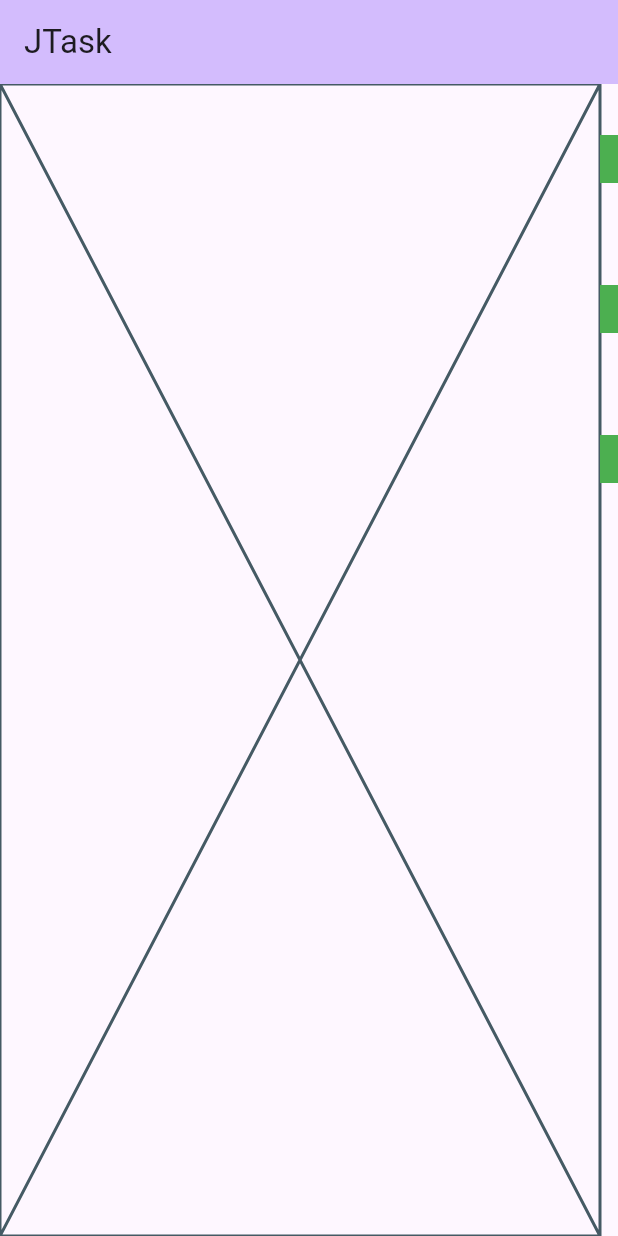
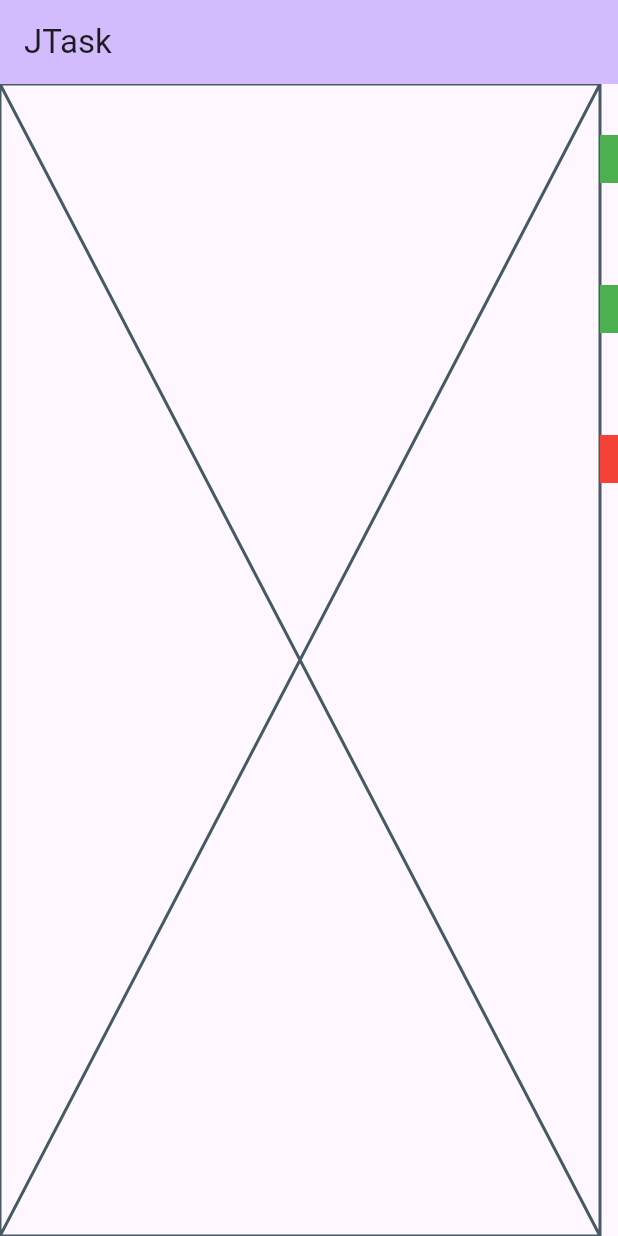
Before and after one commit to VanJackal/jtask_flutter, a Flutter app: the screen it shows after launch, on a phone screen of 412 x 824 dp. Run offline on Flutter 3.47's test engine with Material 3 defaults, Android fonts, the phone set to English and light mode, and no system bars; missing offline and left inert: window_size.

Commit message:
added color for task state

```diff
--- a/lib/ui/tasklist/taskList_view.dart
+++ b/lib/ui/tasklist/taskList_view.dart
@@ -39,7 +39,7 @@ class TaskItem extends TableRow {
 
   @override
   List<Widget> get children => [
-    Container(height:32, color:Colors.green,),
+    Container(height:32, color: task.state? Colors.green:Colors.red,),
     TableCell(
       child: Text(task.title),
     ),
--- a/lib/ui/tasklist/taskList_viewModel.dart
+++ b/lib/ui/tasklist/taskList_viewModel.dart
@@ -5,7 +5,7 @@ class TaskListViewModel extends ChangeNotifier{
   List<Task> _tasks = [
     (title: "Task 1", dueDate: DateTime(2025,1,25), state: true),
     (title: "Task 2", dueDate: DateTime(2025,1,25), state: true),
-    (title: "Task 3", dueDate: DateTime(2025,1,25), state: true),
+    (title: "Task 3", dueDate: DateTime(2025,1,25), state: false),
   ]; //todo this needs to be a repository
 
   List<Task> get tasks => _tasks;
```
